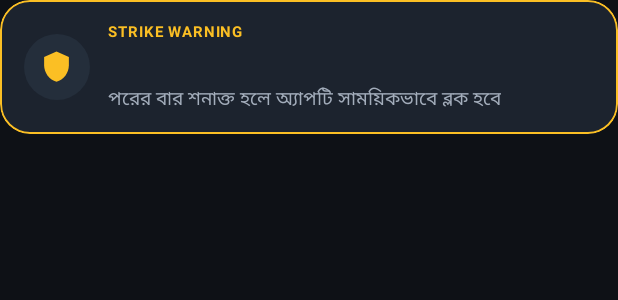
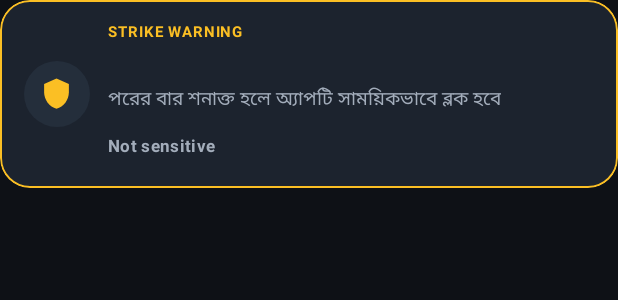
Before and after one commit to ferdausfs/Dogs-of-KAHAF, an Android app: the layout view_strike_warning.xml on its own in the app's theme, with its tools: preview values and no code run, on a phone screen of 412 x 824 dp. Shown: the top 300 px of the screen. Run offline under Robolectric (Android 15) with nearby library versions, the light colour scheme and no system bars.

Commit message:
feat: 'Not sensitive' report action on strike-1/2 warning card, bump v2.5.4/18
- view_strike_warning.xml: add muted text button (btnNotSensitive) below title/body
- GuardianAccessibilityService: wire button -> reportNotSensitive() (audit-only
  block_events insert on ioScope + confirmation Toast + dismiss); thread pkg through
- BlockReason.NOT_SENSITIVE enum value + adapter label (audit row, no schema change)
- strings: ai_strike_warning_not_sensitive / ai_strike_report_confirmed / reason_not_sensitive (EN+BN)
- Detection path (AiDetector/FalsePositiveMemory/TempBlockManager) untouched

Co-authored-by: arena-agent <297053741+arena-agent@users.noreply.github.com>

```diff
--- a/app/build.gradle.kts
+++ b/app/build.gradle.kts
@@ -20,8 +20,8 @@ android {
         applicationId = "com.guardian.shield"
         minSdk = 26
         targetSdk = 35
-        versionCode = 17
-        versionName = "2.5.3"
+        versionCode = 18
+        versionName = "2.5.4"
         testInstrumentationRunner = "androidx.test.runner.AndroidJUnitRunner"
         vectorDrawables { useSupportLibrary = true }
     }
--- a/app/src/main/java/com/guardian/shield/ui/dashboard/BlockEventAdapter.kt
+++ b/app/src/main/java/com/guardian/shield/ui/dashboard/BlockEventAdapter.kt
@@ -57,6 +57,7 @@ class BlockEventAdapter(
                 BlockReason.SCHEDULE_BLOCKED-> Triple(ctx.getString(R.string.reason_sched), R.color.purple,        "🕐")
                 BlockReason.MANUAL          -> Triple(ctx.getString(R.string.reason_manual),R.color.on_surface_dim,"✋")
                 BlockReason.TAMPER_ATTEMPT   -> Triple(ctx.getString(R.string.reason_tamper), R.color.error,         "⚠️")
+                BlockReason.NOT_SENSITIVE   -> Triple(ctx.getString(R.string.reason_not_sensitive), R.color.success, "📝")
             }
 
             b.txtReason.text = "$emoji $reasonText"
@@ -68,6 +69,7 @@ class BlockEventAdapter(
                     BlockReason.SCHEDULE_BLOCKED -> "Schedule"
                     BlockReason.AI_DETECTION -> "AI Blocked"
                     BlockReason.KEYWORD_MATCH -> "Keyword"
+                    BlockReason.NOT_SENSITIVE -> "Reported"
                     else -> "Blocked"
                 }
             } catch (_: Throwable) {}
--- a/app/src/main/res/layout/view_strike_warning.xml
+++ b/app/src/main/res/layout/view_strike_warning.xml
@@ -80,6 +80,29 @@
                 android:textSize="12.5sp"
                 android:lineSpacingMultiplier="1.35"
                 android:layout_marginTop="3dp"/>
+
+            <!-- v2.5.4 — "Not sensitive" report action. Subtle muted text action
+                 (no background/border) so it never competes with the card. Its own
+                 click target means the card's tap-to-dismiss listener is NOT fired;
+                 the handler writes the audit log entry, shows a confirmation Toast,
+                 then dismisses the card explicitly. This is a lightweight audit-only
+                 report — it does NOT touch FalsePositiveMemory / AiDetector. -->
+            <TextView
+                android:id="@+id/btnNotSensitive"
+                android:layout_width="wrap_content"
+                android:layout_height="wrap_content"
+                android:layout_marginTop="8dp"
+                android:minHeight="28dp"
+                android:gravity="center_vertical"
+                android:paddingTop="2dp"
+                android:paddingBottom="2dp"
+                android:text="@string/ai_strike_warning_not_sensitive"
+                android:textColor="@color/on_surface_variant"
+                android:textSize="11sp"
+                android:textStyle="bold"
+                android:letterSpacing="0.02"
+                android:background="@null"
+                android:contentDescription="@string/ai_strike_warning_not_sensitive"/>
         </LinearLayout>
     </LinearLayout>
 </com.google.android.material.card.MaterialCardView>
--- a/app/src/main/res/values/strings.xml
+++ b/app/src/main/res/values/strings.xml
@@ -38,6 +38,7 @@
     <string name="reason_app">App Blocked</string>
     <string name="reason_sched">Scheduled</string>
     <string name="reason_manual">Manual</string>
+    <string name="reason_not_sensitive">Not Sensitive</string>
 
     <string name="settings_title">Settings</string>
     <string name="section_protection">PROTECTION</string>
@@ -57,6 +58,9 @@
     <string name="ai_strike_warning_kicker">STRIKE WARNING</string>
     <string name="ai_strike_warning_title_fmt">সতর্কতা %1$d/%2$d</string>
     <string name="ai_strike_warning_body">পরের বার শনাক্ত হলে অ্যাপটি সাময়িকভাবে ব্লক হবে</string>
+    <!-- v2.5.4 — "Not sensitive" audit report action on the strike-1/2 card. -->
+    <string name="ai_strike_warning_not_sensitive">Not sensitive</string>
+    <string name="ai_strike_report_confirmed">Reported</string>
     <string name="male">Male</string>
     <string name="female">Female</string>
     <string name="disabled">Disabled</string>
```
Also changed, not shown: app/src/main/java/com/guardian/shield/domain/model/BlockEvent.kt (+6 -1 lines), app/src/main/java/com/guardian/shield/service/accessibility/GuardianAccessibilityService.kt (+49 -4 lines), 1 other file.
